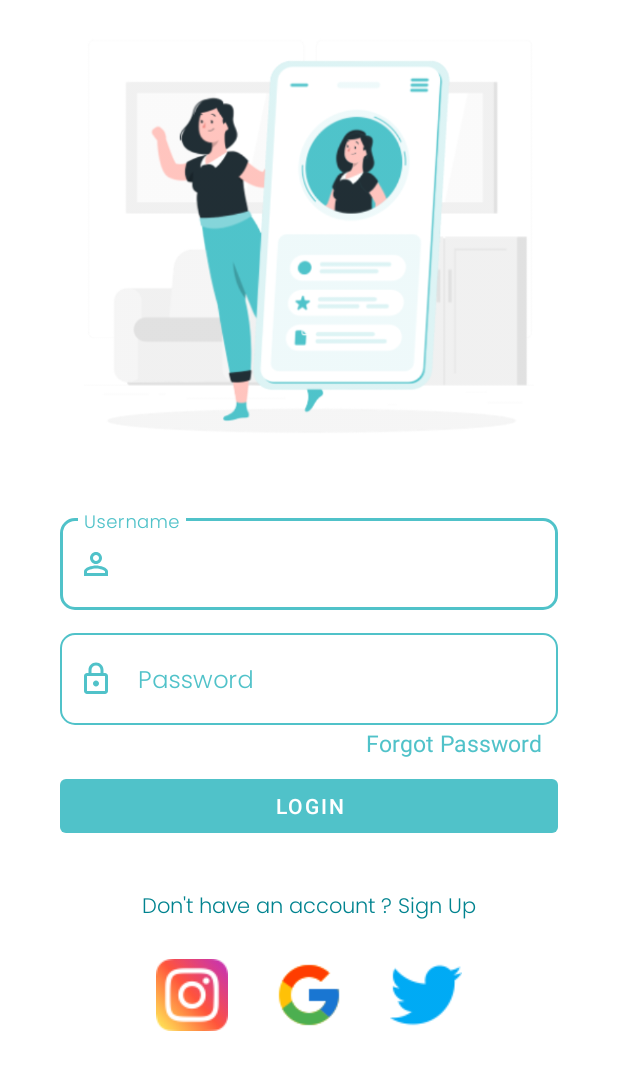
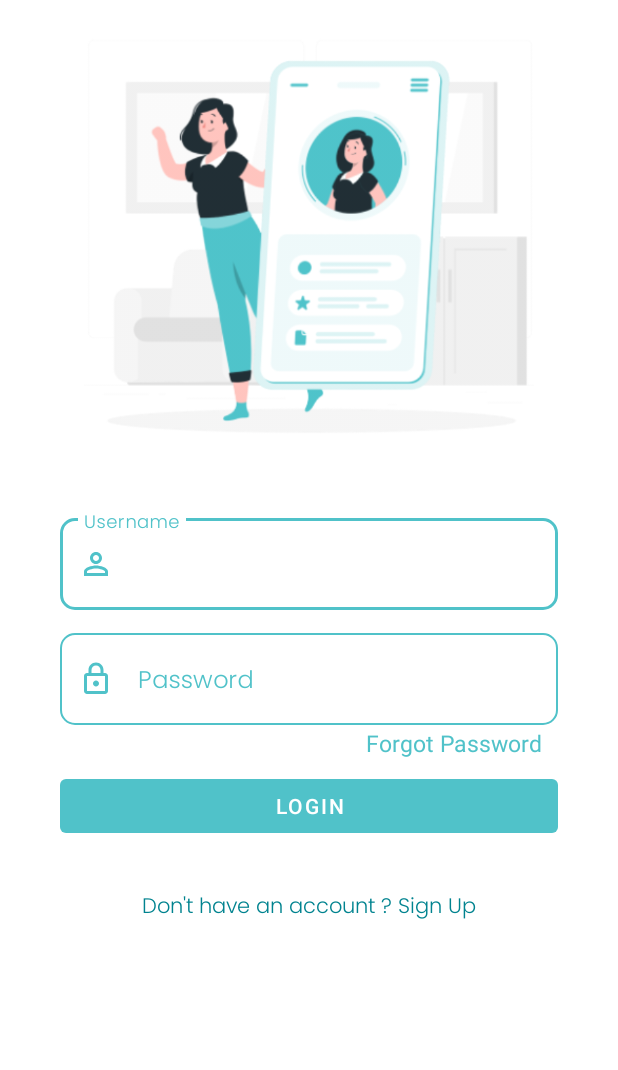
Before and after one commit to shibasmoro/BankSampah, an Android app: the LoginActivity screen opened directly, with no data from a screen before it, on a phone screen of 412 x 824 dp. Shown: the top 1070 px of the screen. Run offline under Robolectric (Android 15) with nearby library versions, the phone set to English and light mode, and no system bars.

Commit message:
Uji Coba Push

```diff
--- a/app/src/main/res/layout/activity_login.xml
+++ b/app/src/main/res/layout/activity_login.xml
@@ -116,34 +116,7 @@
         android:onClick="login"
         android:text="Don't have an account ? Sign Up"
         android:textColor="#00838F" />
-    <LinearLayout
-        android:layout_width="match_parent"
-        android:layout_height="wrap_content"
-        android:layout_below="@id/register"
-        android:layout_marginStart="40dp"
-        android:layout_marginTop="10dp"
-        android:gravity="center"
-        android:layout_marginEnd="40dp">
 
-        <ImageView
-            android:layout_width="wrap_content"
-            android:layout_height="wrap_content"
-            android:src="@drawable/instagram" />
-
-        <ImageView
-            android:layout_width="wrap_content"
-            android:layout_height="wrap_content"
-            android:layout_marginLeft="30dp"
-            android:layout_marginRight="30dp"
-            android:src="@drawable/gugel" />
-
-        <ImageView
-            android:layout_width="wrap_content"
-            android:layout_height="wrap_content"
-            android:src="@drawable/twitter"
-            tools:ignore="ImageContrastCheck"
-            android:contentDescription="TODO" />
-    </LinearLayout>
 
 
 </RelativeLayout>
```
